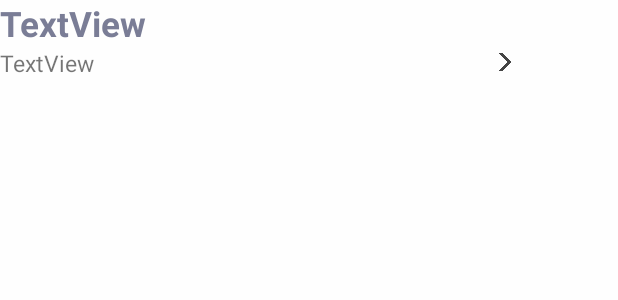
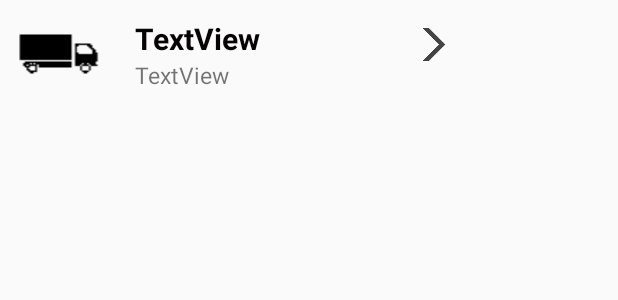
Before and after one commit to Nadakd/App-Tuni-Demenager, an Android app: the layout item_demenageur.xml on its own in the app's theme, with its tools: preview values and no code run, on a phone screen of 412 x 824 dp. Shown: the top 300 px of the screen. Run offline under Robolectric (Android 15) with nearby library versions, the phone set to English and light mode, and no system bars.

Commit message:
19/10/2021

```diff
--- a/app/src/main/java/com/example/app_tuni_dmnager/MainActivity.java
+++ b/app/src/main/java/com/example/app_tuni_dmnager/MainActivity.java
@@ -5,9 +5,8 @@ import androidx.appcompat.app.AppCompatActivity;
 import android.database.sqlite.SQLiteDatabase;
 import android.os.Bundle;
 import android.content.Intent;
-import android.view.Menu;
-import android.view.MenuItem;
-import android.widget.Toast;
+
+import com.example.app_tuni_dmnager.BD.MyDatabaseHelper;
 
 public class MainActivity extends AppCompatActivity {
         @Override
--- a/app/src/main/java/com/example/app_tuni_dmnager/envoyer_message.java
+++ b/app/src/main/java/com/example/app_tuni_dmnager/envoyer_message.java
@@ -9,6 +9,8 @@ import android.widget.Button;
 import android.widget.EditText;
 
 import androidx.appcompat.app.AppCompatActivity;
+
+import com.example.app_tuni_dmnager.BD.MyDatabaseHelper;
 
 public class envoyer_message  extends AppCompatActivity {
 
--- a/app/src/main/res/layout/item_demenageur.xml
+++ b/app/src/main/res/layout/item_demenageur.xml
@@ -1,19 +1,55 @@
 <?xml version="1.0" encoding="utf-8"?>
+
 <LinearLayout xmlns:android="http://schemas.android.com/apk/res/android"
     xmlns:app="http://schemas.android.com/apk/res-auto"
-    android:orientation="vertical"
+    xmlns:tools="http://schemas.android.com/tools"
+    android:id="@+id/mainLayout"
     android:layout_width="match_parent"
-    android:layout_height="match_parent"
-    android:background="@color/colorwhite">
+    android:layout_height="90dp"
+    android:orientation="vertical">
+
+    <androidx.constraintlayout.widget.ConstraintLayout
+        android:layout_width="match_parent"
+        android:layout_height="90dp"
+        android:padding="12dp">
 
         <LinearLayout
-        android:layout_width="match_parent"
-        android:layout_height="match_parent"
-        android:orientation="horizontal">
+            android:layout_width="439dp"
+            android:layout_height="74dp"
+            android:orientation="horizontal"
+            android:weightSum="4"
+            app:layout_constraintTop_toTopOf="parent"
+            tools:ignore="MissingConstraints"
+            tools:layout_editor_absoluteX="53dp">
 
             <LinearLayout
-            android:layout_width="match_parent"
-            android:layout_height="91dp"
+                android:layout_width="49dp"
+                android:layout_height="77dp"
+                android:layout_weight="0.5">
+
+                <ImageView
+                    android:id="@+id/img_cam"
+                    android:layout_width="55dp"
+                    android:layout_height="wrap_content"
+                    android:background="@drawable/demenageur"
+                    android:scaleType="fitXY" />
+            </LinearLayout>
+
+            <LinearLayout
+                android:layout_width="wrap_content"
+                android:layout_height="77dp"
+                android:layout_weight="0"></LinearLayout>
+
+            <LinearLayout
+                android:layout_width="146dp"
+                android:layout_height="wrap_content"
+                android:layout_weight="0.5"
+                android:orientation="vertical"
+                android:weightSum="3">
+
+                <LinearLayout
+                    android:layout_width="260dp"
+                    android:layout_height="match_parent"
                     android:orientation="vertical">
 
                     <TextView
@@ -21,31 +57,45 @@
                         android:layout_width="wrap_content"
                         android:layout_height="wrap_content"
                         android:text="TextView"
-                android:textColor="@color/colorPrimaryDark"
-                android:textSize="23dp"
+                        android:textColor="@color/colorblack"
+                        android:textSize="20dp"
                         android:textStyle="bold" />
-
-            <LinearLayout
-                android:layout_width="match_parent"
-                android:layout_height="91dp"
-                android:orientation="horizontal">
 
                     <TextView
                         android:id="@+id/text_villedem"
-                    android:layout_width="251dp"
+                        android:layout_width="101dp"
                         android:layout_height="wrap_content"
                         android:text="TextView"
                         android:textAllCaps="false"
                         android:textSize="15dp" />
 
+                    <TextView
+                        android:id="@+id/id"
+                        android:layout_width="wrap_content"
+                        android:layout_height="wrap_content"
+                        android:textColor="@color/colorblack"
+                        android:textSize="20dp"
+                        android:textStyle="bold"
+                        android:visibility="invisible" />
+                </LinearLayout>
+
+
+            </LinearLayout>
+
+            <LinearLayout
+                android:layout_width="10dp"
+                android:layout_height="50dp"
+                android:layout_weight="1">
 
                 <ImageView
                     android:id="@+id/imageView4"
-                    android:layout_width="172dp"
-                    android:layout_height="20dp"
-                    android:gravity="right"
-                    app:srcCompat="@drawable/fleche" />
+                    android:layout_width="50dp"
+                    android:layout_height="35dp"
+                    android:layout_alignParentTop="true"
+                    android:layout_alignParentEnd="true"
+                    android:src="@drawable/fleche" />
             </LinearLayout>
+
         </LinearLayout>
+    </androidx.constraintlayout.widget.ConstraintLayout>
 </LinearLayout>
-</LinearLayout>
```
Also changed, not shown: app/src/main/java/com/example/app_tuni_dmnager/Adapter/Demenageur_Adapter.java (added, +40 -0 lines), app/src/main/java/com/example/app_tuni_dmnager/Model/Demenageur.java (added, +97 -0 lines), app/src/main/java/com/example/app_tuni_dmnager/accueil_tuni_demenager.java (+44 -18 lines), app/src/main/java/com/example/app_tuni_dmnager/infodemenageur.java (+30 -13 lines), app/src/main/res/layout/accueil_tuni_demenager.xml (+3 -5 lines), app/src/main/res/layout/infodemenageur.xml (+112 -22 lines), app/src/main/res/layout/item_info_demenageur.xml (deleted, +0 -123 lines), app/src/main/res/drawable-v24/demenageur.png (added). Lines whose indentation alone changed are shown as unchanged.
